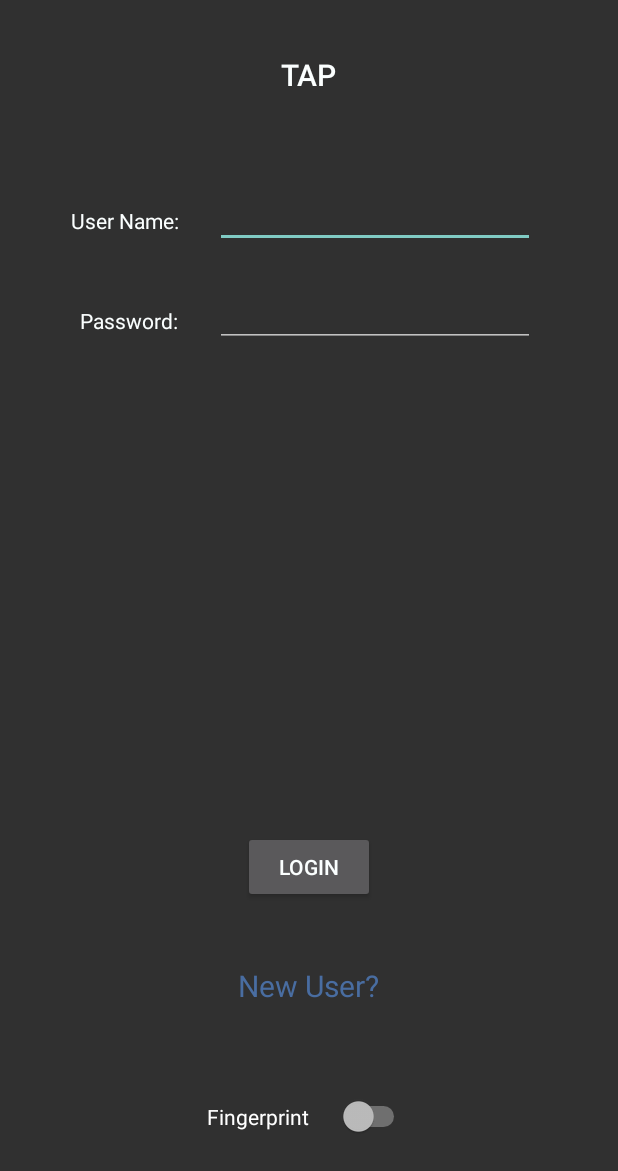
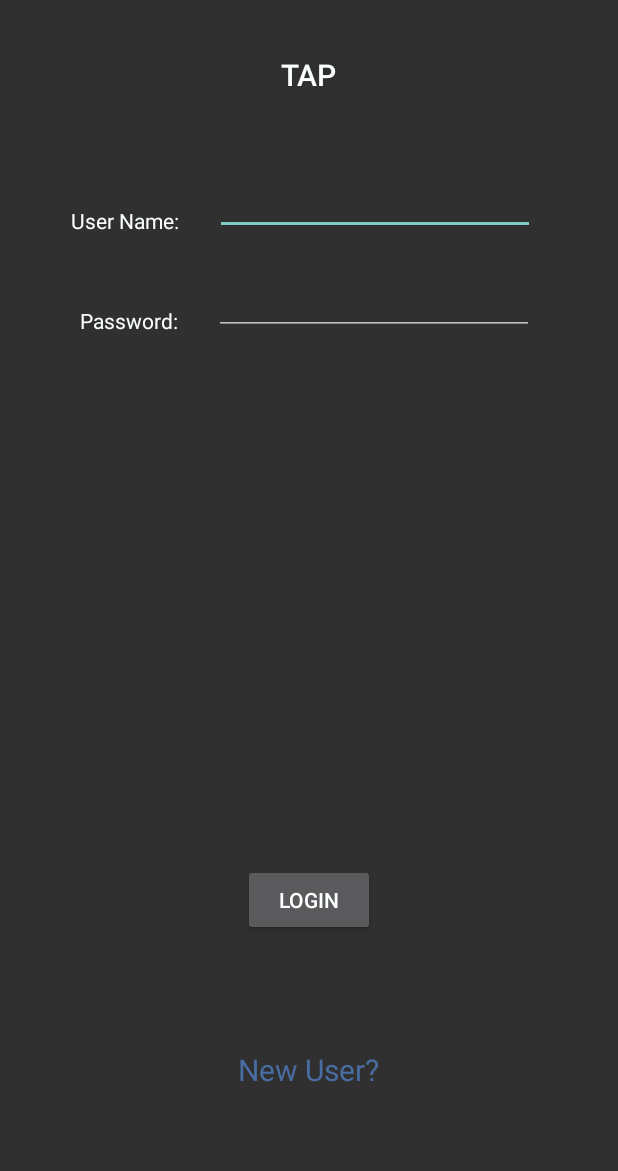
Before and after one commit to Nicholas-Guerra/TAP, an Android app: the screen it shows after launch (LoginActivity), on a phone screen of 412 x 824 dp. Shown: the top 1171 px of the screen. Run offline under Robolectric (Android 15) with nearby library versions, the phone set to English and light mode, and no system bars; our stand-ins replace Room's generated code.

Commit message:
Updated login and new user

```diff
--- a/app/src/main/res/layout/activity_login.xml
+++ b/app/src/main/res/layout/activity_login.xml
@@ -12,7 +12,7 @@
         android:layout_height="wrap_content"
         android:layout_alignParentBottom="true"
         android:layout_centerHorizontal="true"
-        android:layout_marginBottom="222dp"
+        android:layout_marginBottom="200dp"
         android:text="Login" />
 
     <TextView
@@ -39,8 +39,7 @@
         android:id="@+id/user_name"
         android:layout_width="wrap_content"
         android:layout_height="35dp"
-        android:layout_alignParentTop="true"
-        android:layout_marginTop="130dp"
+        android:layout_alignBottom="@+id/user_text"
         android:layout_toEndOf="@+id/user_text"
         android:ems="10"
         android:inputType="textPersonName" />
@@ -49,9 +48,8 @@
         android:id="@+id/editText3"
         android:layout_width="wrap_content"
         android:layout_height="35dp"
-        android:layout_alignParentTop="true"
-        android:layout_marginTop="196dp"
-        android:layout_toEndOf="@+id/user_text"
+        android:layout_alignBottom="@+id/password_text"
+        android:layout_toEndOf="@+id/password_text"
         android:ems="10"
         android:inputType="textPassword" />
 
@@ -61,19 +59,10 @@
         android:layout_height="wrap_content"
         android:layout_alignParentBottom="true"
         android:layout_centerHorizontal="true"
-        android:layout_marginBottom="153dp"
+        android:layout_marginBottom="97dp"
         android:text="New User?"
         android:textColor="@color/colorClick"
         android:textSize="20dp" />
-
-    <Switch
-        android:id="@+id/finger_password"
-        android:layout_width="135dp"
-        android:layout_height="wrap_content"
-        android:layout_alignParentBottom="true"
-        android:layout_centerHorizontal="true"
-        android:layout_marginBottom="66dp"
-        android:text="Fingerprint" />
 
     <TextView
         android:id="@+id/app_name"
--- a/app/src/main/res/layout/dialog_fragment_newuser_request.xml
+++ b/app/src/main/res/layout/dialog_fragment_newuser_request.xml
@@ -116,7 +116,7 @@
         android:layout_width="wrap_content"
         android:layout_height="wrap_content"
         android:ems="10"
-        android:inputType="number"
+        android:inputType="text"
         app:layout_constraintBottom_toBottomOf="@+id/New_PhoneText"
         app:layout_constraintStart_toStartOf="@+id/New_LastEdit" />
 
```
